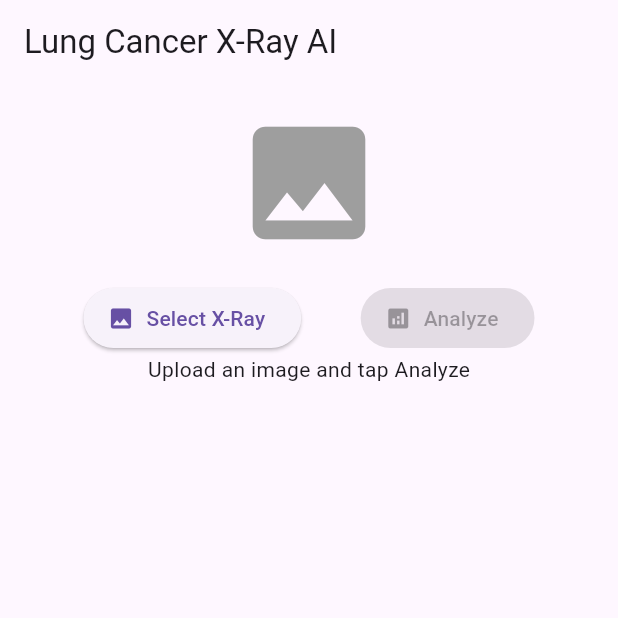
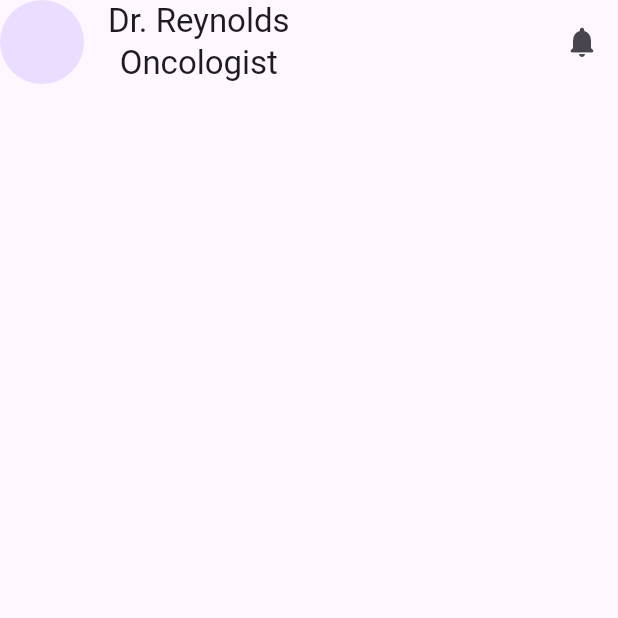
Before and after one commit to Mina176/ai_cancer_detection, a Flutter app: the screen it shows after launch, on a phone screen of 412 x 824 dp, the top half of it. Run offline on Flutter 3.47's test engine with Material 3 defaults, Android fonts, the phone set to English and light mode, and no system bars; our stand-ins replace image_picker.

Commit message:
refactor folders

```diff
--- /dev/null
+++ b/lib/features/home/presentation/home_screen.dart
@@ -0,0 +1,18 @@
+import 'package:flutter/material.dart';
+
+class HomeScreen extends StatelessWidget {
+  const HomeScreen({super.key});
+
+  @override
+  Widget build(BuildContext context) {
+    return Scaffold(
+      appBar: AppBar(
+        leading: CircleAvatar(),
+        title: Column(children: [Text('Dr. Reynolds'), Text('Oncologist')]),
+        actions: [
+          IconButton(onPressed: () {}, icon: Icon(Icons.notifications_rounded)),
+        ],
+      ),
+    );
+  }
+}
--- a/lib/presentation/result.dart
+++ b/lib/features/upload_image/presentation/result.dart
@@ -1,4 +1,4 @@
-import 'package:cancer_ai_detection/data/prediction.dart';
+import 'package:cancer_ai_detection/features/upload_image/data/prediction.dart';
 import 'package:flutter/material.dart';
 
 class Result extends StatelessWidget {
--- a/lib/presentation/upload_screen.dart
+++ b/lib/features/upload_image/presentation/upload_screen.dart
@@ -1,7 +1,7 @@
 import 'dart:io';
-import 'package:cancer_ai_detection/data/prediction.dart';
-import 'package:cancer_ai_detection/presentation/result.dart';
-import 'package:cancer_ai_detection/service/api_service.dart';
+import 'package:cancer_ai_detection/features/upload_image/data/prediction.dart';
+import 'package:cancer_ai_detection/features/upload_image/presentation/result.dart';
+import 'package:cancer_ai_detection/features/upload_image/service/api_service.dart';
 import 'package:flutter/material.dart';
 import 'package:image_picker/image_picker.dart';
 
--- a/lib/service/api_service.dart
+++ b/lib/features/upload_image/service/api_service.dart
@@ -1,5 +1,5 @@
 import 'dart:io';
-import 'package:cancer_ai_detection/data/prediction.dart';
+import 'package:cancer_ai_detection/features/upload_image/data/prediction.dart';
 import 'package:http/http.dart' as http;
 
 class ApiService {
--- a/lib/main.dart
+++ b/lib/main.dart
@@ -1,4 +1,5 @@
-import 'package:cancer_ai_detection/presentation/upload_screen.dart';
+import 'package:cancer_ai_detection/features/home/presentation/home_screen.dart';
+import 'package:cancer_ai_detection/features/upload_image/presentation/upload_screen.dart';
 import 'package:flutter/material.dart';
 
 void main() {
@@ -10,6 +11,6 @@ class MainApp extends StatelessWidget {
 
   @override
   Widget build(BuildContext context) {
-    return const MaterialApp(home: UploadScreen());
+    return const MaterialApp(home: HomeScreen());
   }
 }
```
Also changed, not shown: lib/features/upload_image/data/prediction.dart (renamed from lib/data/prediction.dart).
